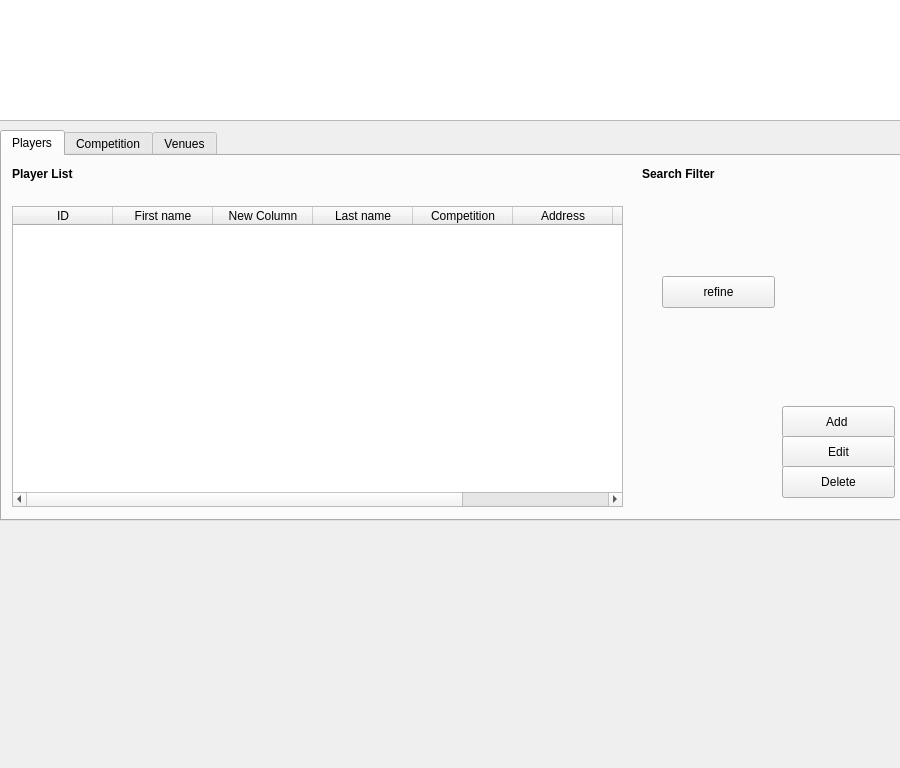
This is mainwindow.ui in stefanmarjanovic/Comp as Qt 5 draws it before an edit. The edited form follows.
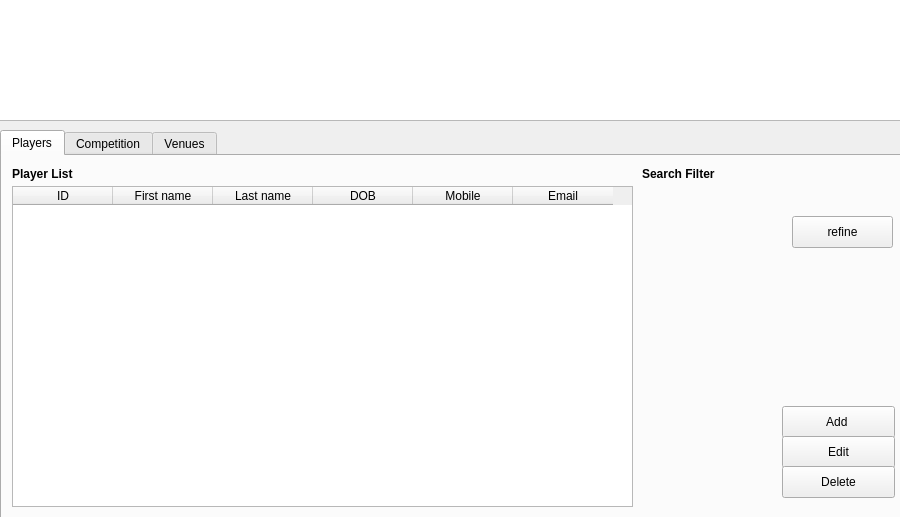
This is the edited form. Icons and pictures are not drawn.

```diff
--- a/mainwindow.ui
+++ b/mainwindow.ui
@@ -7,19 +7,19 @@
     <x>0</x>
     <y>0</y>
     <width>900</width>
-    <height>768</height>
+    <height>517</height>
    </rect>
   </property>
   <property name="minimumSize">
    <size>
     <width>900</width>
-    <height>768</height>
+    <height>510</height>
    </size>
   </property>
   <property name="maximumSize">
    <size>
     <width>900</width>
-    <height>768</height>
+    <height>16777215</height>
    </size>
   </property>
   <property name="windowTitle">
@@ -155,9 +155,9 @@
       <property name="geometry">
        <rect>
         <x>10</x>
-        <y>50</y>
-        <width>611</width>
-        <height>301</height>
+        <y>30</y>
+        <width>621</width>
+        <height>321</height>
        </rect>
       </property>
       <column>
@@ -170,11 +170,6 @@
         <string>First name</string>
        </property>
       </column>
-      <column>
-       <property name="text">
-        <string>New Column</string>
-       </property>
-      </column>
       <column>
        <property name="text">
         <string>Last name</string>
@@ -182,31 +177,26 @@
       </column>
       <column>
        <property name="text">
-        <string>Competition</string>
+        <string>DOB</string>
        </property>
       </column>
       <column>
        <property name="text">
-        <string>Address</string>
+        <string>Mobile</string>
        </property>
       </column>
       <column>
        <property name="text">
-        <string>Paid</string>
-       </property>
-      </column>
-      <column>
-       <property name="text">
-        <string/>
+        <string>Email</string>
        </property>
       </column>
      </widget>
      <widget class="QPushButton" name="Refine">
       <property name="geometry">
        <rect>
-        <x>660</x>
-        <y>120</y>
-        <width>113</width>
+        <x>790</x>
+        <y>60</y>
+        <width>101</width>
         <height>32</height>
        </rect>
       </property>
```
Left out of the diff: 2 changed lines with no effect on the pictures.
